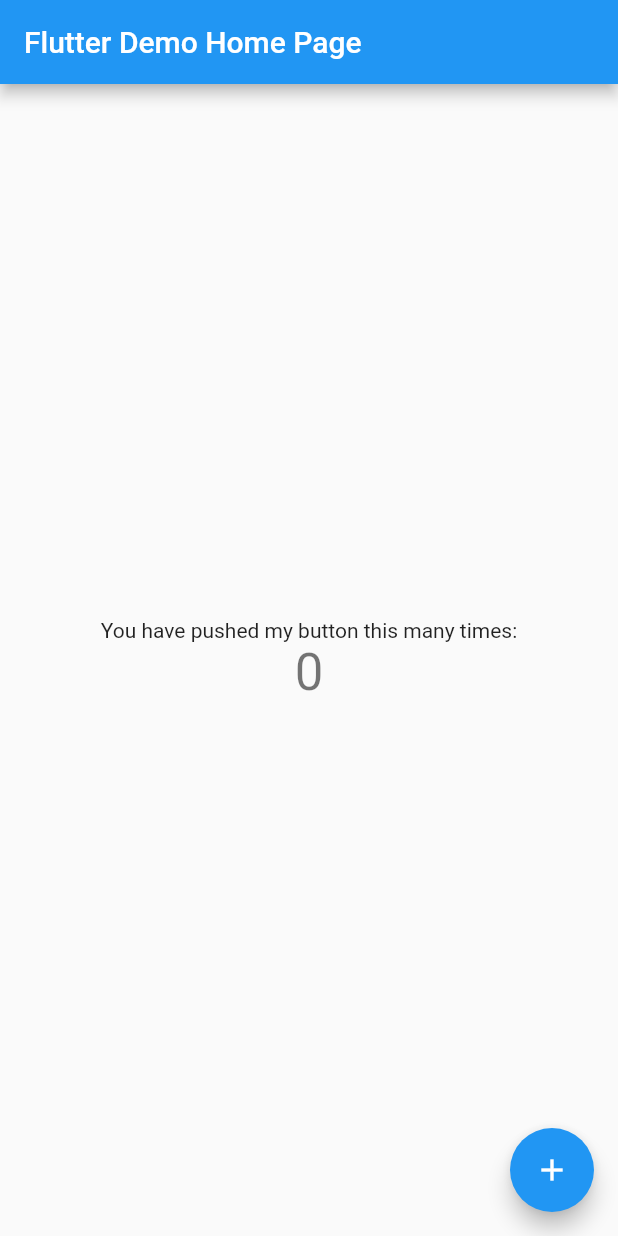
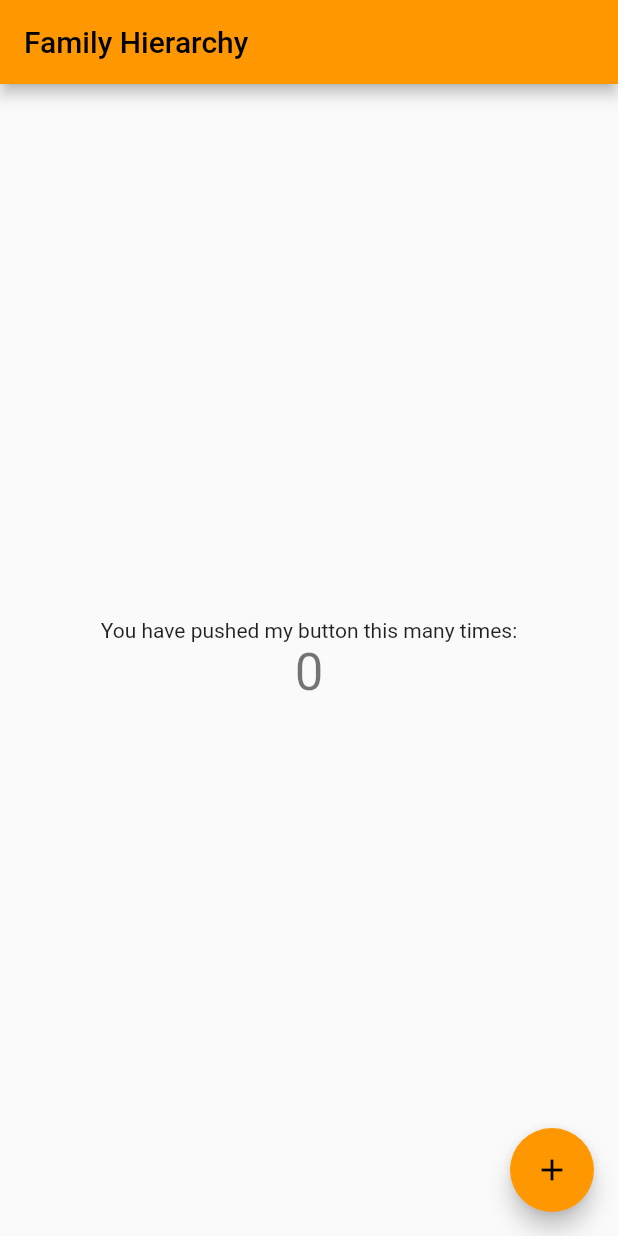
Before and after one commit to azamfauzi/myfamily, a Flutter app: the screen it shows after launch, on a phone screen of 412 x 824 dp. Run offline on Flutter 3.47's test engine with Material 2 defaults, Android fonts, the phone set to English and light mode, and no system bars.

Commit message:
Test Layout

```diff
--- a/lib/main.dart
+++ b/lib/main.dart
@@ -22,9 +22,9 @@ class MyApp extends StatelessWidget {
         // or simply save your changes to "hot reload" in a Flutter IDE).
         // Notice that the counter didn't reset back to zero; the application
         // is not restarted.
-        primarySwatch: Colors.blue,
+        primarySwatch: Colors.orange,
       ),
-      home: const MyHomePage(title: 'Flutter Demo Home Page'),
+      home: const MyHomePage(title: 'Family Hierarchy'),
     );
   }
 }
@@ -58,12 +58,6 @@ class _MyHomePageState extends State<MyHomePage> {
       // _counter without calling setState(), then the build method would not be
       // called again, and so nothing would appear to happen.
       _counter++;
-    });
-  }
-
-  void _decreamentCounter() {
-    setState(() {
-      _counter--;
     });
   }
 
```
